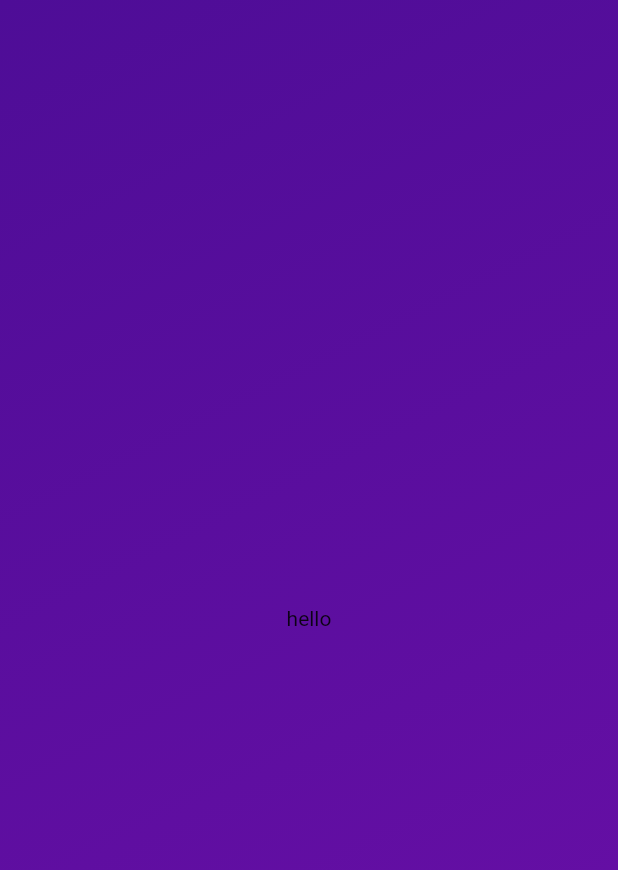
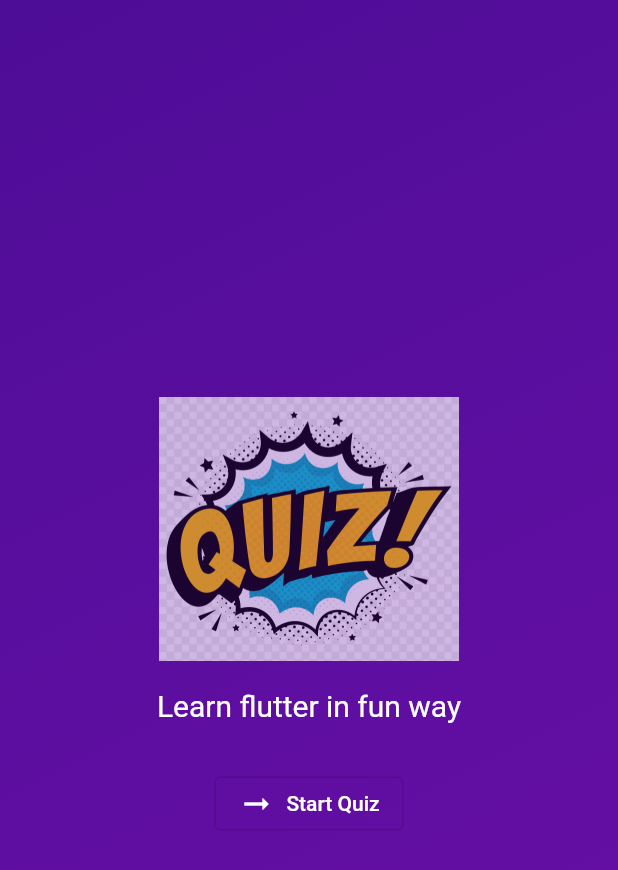
Before and after one commit to demonking15543/quiz_app, a Flutter app: the screen it shows after launch, on a phone screen of 412 x 824 dp. Shown: the top 870 px of the screen. Run offline on Flutter 3.47's test engine with Material 2 defaults, Android fonts, the phone set to English and light mode, and no system bars.

Commit message:
logo and button added

```diff
--- a/lib/start_screen.dart
+++ b/lib/start_screen.dart
@@ -5,6 +5,22 @@ class StartScreen extends StatelessWidget{
 
   @override
   Widget build(context){
-    return const Center(child:  Text("hello"));
+    return  Center(child:  Column(
+      mainAxisSize: MainAxisSize.min,
+      children: [
+
+         Opacity(opacity: 0.7, child:Image.asset("assets/images/logo.png", width: 200,),
+),
+     const SizedBox(height:18),
+     const  Text("Learn flutter in fun way", style: TextStyle(color: Colors.white, fontSize: 20),),
+          const SizedBox(height:30),
+          OutlinedButton.icon(
+            onPressed: (){},
+            icon: const Icon(Icons.arrow_right_alt),
+
+            style:OutlinedButton.styleFrom(foregroundColor: Colors.white),
+            label:const  Text("Start Quiz"),)
+
+    ],));
   }
 }
--- a/pubspec.yaml
+++ b/pubspec.yaml
@@ -59,9 +59,8 @@ flutter:
   uses-material-design: true
 
   # To add assets to your application, add an assets section, like this:
-  # assets:
-  #   - images/a_dot_burr.jpeg
-  #   - images/a_dot_ham.jpeg
+  assets:
+    - assets/images/logo.png
 
   # An image asset can refer to one or more resolution-specific "variants", see
   # https://flutter.dev/assets-and-images/#resolution-aware
```
Also changed, not shown: assets/images/logo.jpg (added), assets/images/logo.png (added).
